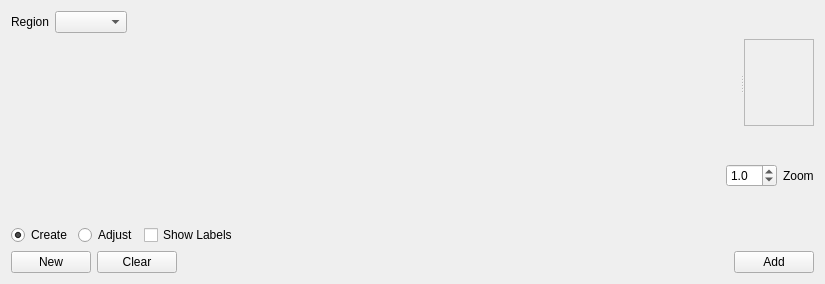
Qt form cgt/crystaldrawingwidget.ui (jonathanHuwP/CrystalGrowthTracker) before a commit.
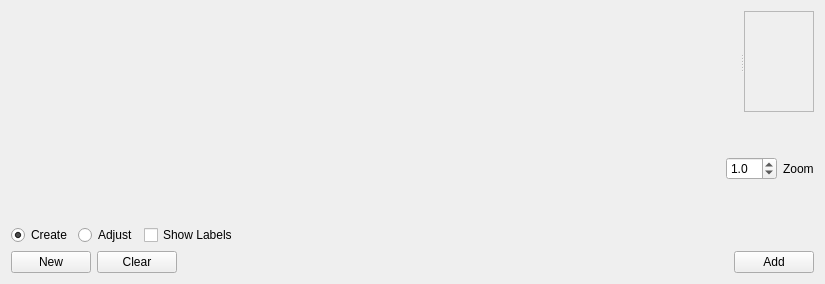
The same form after that commit. Custom widgets are drawn as their Qt base class.

Commit message: removed old combo box

Patch:
```diff
--- a/cgt/crystaldrawingwidget.ui
+++ b/cgt/crystaldrawingwidget.ui
@@ -14,33 +14,6 @@
    <string>Crystal Drawing</string>
   </property>
   <layout class="QVBoxLayout" name="verticalLayout">
-   <item>
-    <layout class="QHBoxLayout" name="horizontalLayout">
-     <item>
-      <widget class="QLabel" name="label_2">
-       <property name="text">
-        <string>Region</string>
-       </property>
-      </widget>
-     </item>
-     <item>
-      <widget class="QComboBox" name="_regionBox"/>
-     </item>
-     <item>
-      <spacer name="horizontalSpacer_4">
-       <property name="orientation">
-        <enum>Qt::Horizontal</enum>
-       </property>
-       <property name="sizeHint" stdset="0">
-        <size>
-         <width>40</width>
-         <height>20</height>
-        </size>
-       </property>
-      </spacer>
-     </item>
-    </layout>
-   </item>
    <item>
     <widget class="QSplitter" name="splitter">
      <property name="orientation">
```
Left out of the diff: 16 changed lines with no effect on the pictures. The commit also changes 1 other file.
